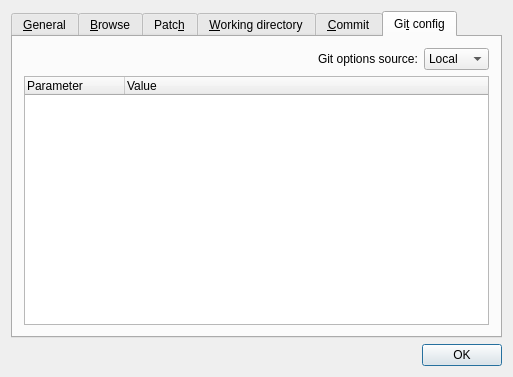
The window that src/settings.ui (pwillard2/qgit) describes before a commit, drawn with Qt 5.
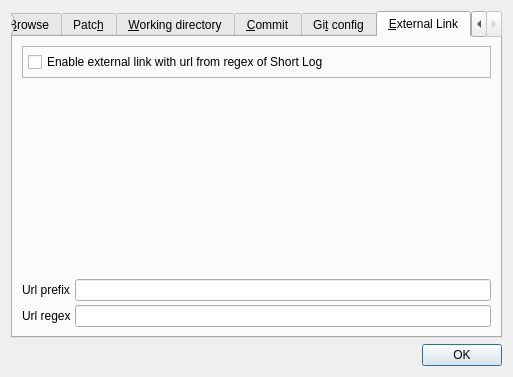
The same window after the commit. The open tabs and pages were chosen to show the change. Icons and pictures are not drawn.

Commit message:
Add context menu to open a url from a short log.
The url is built from a regex expression found in the short log, and a prefix from Settings. Added a new "External link" tab in Settings to enable this feature, and to specify the regex and the url prefix.
This can be very useful when Short Log includes some kind of reference to a bug number, and that bug can be accessed through a url.

What changed in the file:
```diff
--- a/src/settings.ui
+++ b/src/settings.ui
@@ -1179,6 +1179,156 @@
        </item>
       </layout>
      </widget>
+          <widget class="QWidget" name="ExternalLink">
+      <attribute name="title">
+       <string>&amp;External Link</string>
+      </attribute>
+      <layout class="QHBoxLayout">
+       <property name="spacing">
+        <number>6</number>
+       </property>
+       <property name="leftMargin">
+        <number>9</number>
+       </property>
+       <property name="topMargin">
+        <number>9</number>
+       </property>
+       <property name="rightMargin">
+        <number>9</number>
+       </property>
+       <property name="bottomMargin">
+        <number>9</number>
+       </property>
+       <item>
+        <layout class="QVBoxLayout">
+         <property name="spacing">
+          <number>0</number>
+         </property>
+         <property name="leftMargin">
+          <number>0</number>
+         </property>
+         <property name="topMargin">
+          <number>0</number>
+         </property>
+         <property name="rightMargin">
+          <number>0</number>
+         </property>
+         <property name="bottomMargin">
+          <number>0</number>
+         </property>
+         <item>
+          <widget class="QFrame" name="frame_3">
+           <property name="frameShape">
+            <enum>QFrame::StyledPanel</enum>
+           </property>
+           <property name="frameShadow">
+            <enum>QFrame::Raised</enum>
+           </property>
+           <layout class="QHBoxLayout">
+            <property name="spacing">
+             <number>4</number>
+            </property>
+            <property name="leftMargin">
+             <number>5</number>
+            </property>
+            <property name="topMargin">
+             <number>5</number>
+            </property>
+            <property name="rightMargin">
+             <number>5</number>
+            </property>
+            <property name="bottomMargin">
+             <number>5</number>
+            </property>
+            <item>
+             <widget class="QCheckBox" name="checkExternalLink">
+              <property name="toolTip">
+               <string>Check to enable external link in context menu.</string>
+              </property>
+              <property name="text">
+               <string>Enable external link with url from regex of Short Log</string>
+              </property>
+             </widget>
+            </item>
+           </layout>
+          </widget>
+         </item>
+         <item>
+          <spacer>
+           <property name="orientation">
+            <enum>Qt::Vertical</enum>
+           </property>
+           <property name="sizeHint" stdset="0">
+            <size>
+             <width>20</width>
+             <height>40</height>
+            </size>
+           </property>
+          </spacer>
+         </item>
+         <item>
+          <layout class="QGridLayout">
+           <property name="leftMargin">
+            <number>0</number>
+           </property>
+           <property name="topMargin">
+            <number>0</number>
+           </property>
+           <property name="rightMargin">
+            <number>0</number>
+           </property>
+           <property name="bottomMargin">
+            <number>0</number>
+           </property>
+           <property name="spacing">
+            <number>4</number>
+           </property>
+           <item row="1" column="1">
+            <widget class="QLineEdit" name="lineEditUrlRegex">
+             <property name="toolTip">
+              <string>Regex for finding external link from short logs</string>
+             </property>
+            </widget>
+           </item>
+           <item row="0" column="1">
+            <widget class="QLineEdit" name="lineEditUrlPrefix">
+             <property name="toolTip">
+              <string>Prefix for all external links found</string>
+             </property>
+            </widget>
+           </item>
+           <item row="1" column="0">
+            <widget class="QLabel" name="textLabelUrlRegex">
+             <property name="text">
+              <string>Url regex</string>
+             </property>
+             <property name="wordWrap">
+              <bool>false</bool>
+             </property>
+             <property name="buddy">
+              <cstring>lineEditUrlRegex</cstring>
+             </property>
+            </widget>
+           </item>
+           <item row="0" column="0">
+            <widget class="QLabel" name="textLabelUrlPrefix">
+             <property name="text">
+              <string>Url prefix</string>
+             </property>
+             <property name="wordWrap">
+              <bool>false</bool>
+             </property>
+             <property name="buddy">
+              <cstring>lineEditUrlPrefix</cstring>
+             </property>
+            </widget>
+           </item>
+          </layout>
+         </item>
+        </layout>
+       </item>
+      </layout>
+     </widget>
     </widget>
    </item>
    <item>
```
Left out of the diff: 48 changed lines with no effect on the pictures. The commit also changes 7 other files.
